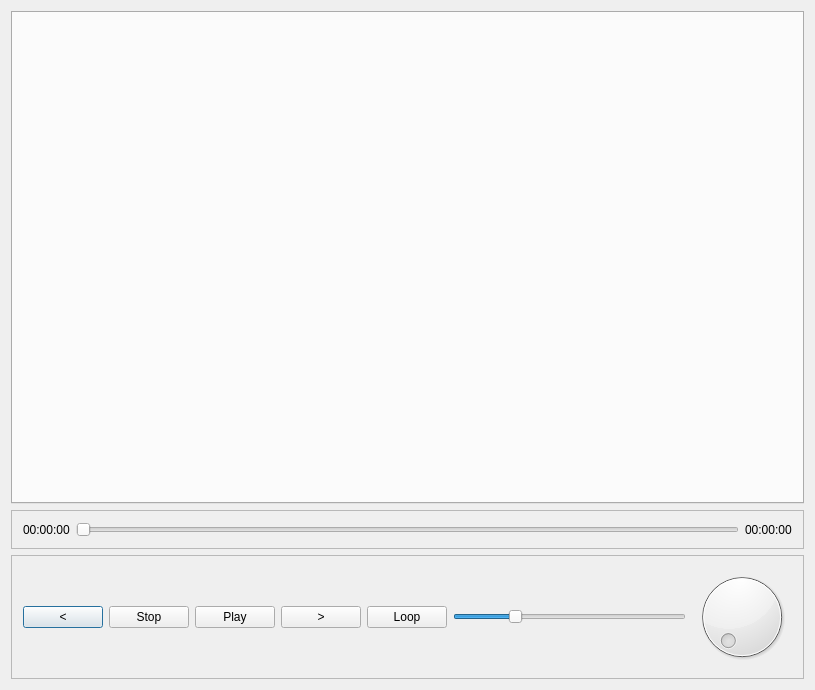
First picture: the form in src/Widgets/SimultaneousMediaPlayer/simultaneousmediaplayer.ui, repository m-riley04/ModularSensorSystem, before the edit.
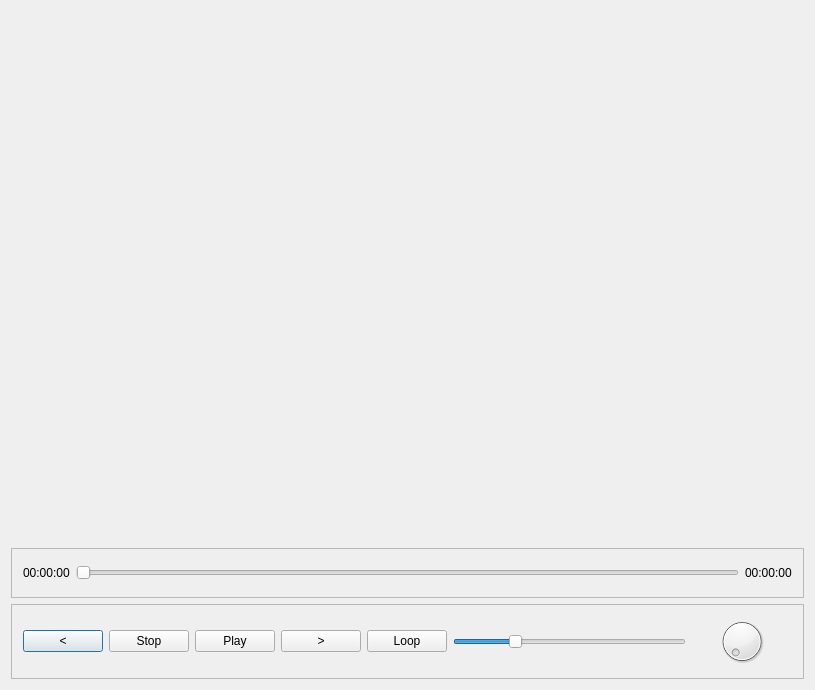
Second picture: the form after the edit.

Commit message: add simultaneous control

What changed in the file:
```diff
--- a/src/Widgets/SimultaneousMediaPlayer/simultaneousmediaplayer.ui
+++ b/src/Widgets/SimultaneousMediaPlayer/simultaneousmediaplayer.ui
@@ -16,6 +16,12 @@
   <layout class="QGridLayout" name="gridLayout">
    <item row="1" column="0">
     <widget class="QFrame" name="frame">
+     <property name="maximumSize">
+      <size>
+       <width>16777215</width>
+       <height>50</height>
+      </size>
+     </property>
      <property name="frameShape">
       <enum>QFrame::Shape::StyledPanel</enum>
      </property>
@@ -49,6 +55,12 @@
    </item>
    <item row="2" column="0">
     <widget class="QFrame" name="frameControls">
+     <property name="maximumSize">
+      <size>
+       <width>16777215</width>
+       <height>75</height>
+      </size>
+     </property>
      <property name="frameShape">
       <enum>QFrame::Shape::StyledPanel</enum>
      </property>
@@ -121,7 +133,15 @@
     </widget>
    </item>
    <item row="0" column="0">
-    <widget class="QTabWidget" name="tabs"/>
+    <widget class="QFrame" name="gridFrame">
+     <property name="minimumSize">
+      <size>
+       <width>0</width>
+       <height>500</height>
+      </size>
+     </property>
+     <layout class="QGridLayout" name="playbackGrid"/>
+    </widget>
    </item>
   </layout>
  </widget>
```
The commit also changes 2 other files.
